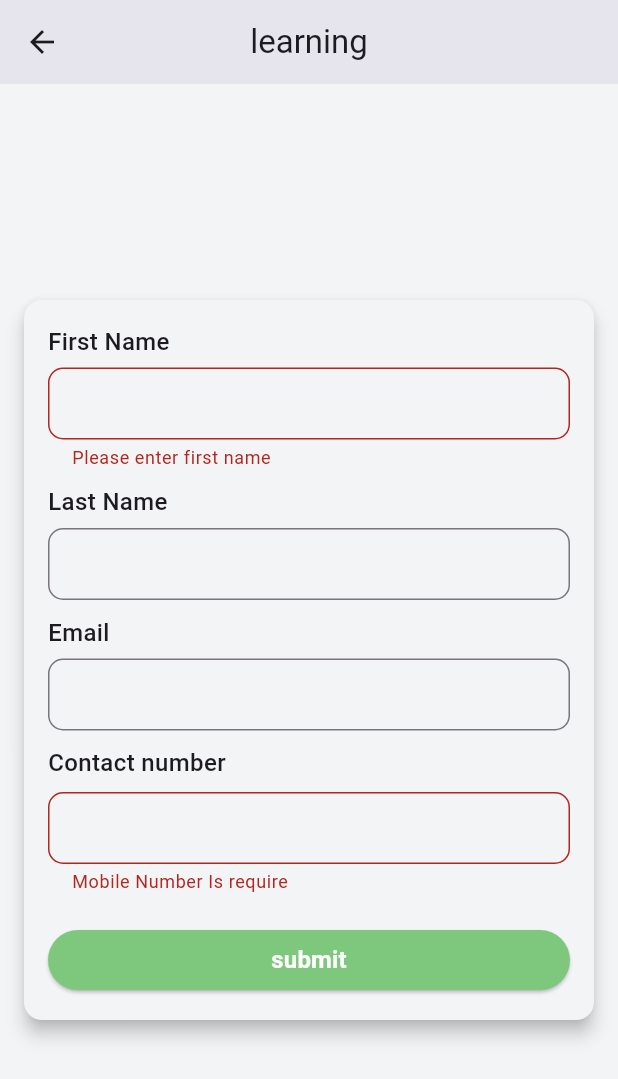
After one commit to Suraj6624/testapp, a Flutter app: the Learning screen opened directly, after a tap on "submit", on a phone screen of 412 x 824 dp. The commit adds this screen. Shown: the top 1079 px of the screen. Run offline on Flutter 3.47's test engine with Material 3 defaults, Android fonts, the phone set to English and light mode, and no system bars; our stand-ins replace dio; network calls fail.

Commit message:
13june2025

```diff
--- a/lib/docsarthi.dart
+++ b/lib/docsarthi.dart
@@ -8,6 +8,8 @@ import 'package:testapp/scheduled_appointment.dart';
 import 'package:testapp/patient_details_page.dart';
 
 import 'package:testapp/registration_page.dart';
+
+import 'package:testapp/learningpage.dart';
 
 class Docsarthi extends StatefulWidget {
   const Docsarthi({super.key});
@@ -131,8 +133,9 @@ class _DocsarthiState extends State<Docsarthi> {
                         ),
                       );
                     } else if (value == 'logout') {
-                      ScaffoldMessenger.of(context).showSnackBar(
-                        const SnackBar(content: Text('Logged out')),
+                      Navigator.push(
+                        context,
+                        MaterialPageRoute(builder: (context) => Learning()),
                       );
                     }
                   },
--- /dev/null
+++ b/lib/learningpage.dart
@@ -0,0 +1,209 @@
+import 'package:flutter/material.dart';
+
+class Learning extends StatefulWidget {
+  const Learning({super.key});
+
+  @override
+  State<Learning> createState() => _LearningState();
+}
+
+class _LearningState extends State<Learning> {
+  final _formKey = GlobalKey<FormState>();
+  final TextEditingController _mobileController = TextEditingController();
+  final TextEditingController _firstNameController = TextEditingController();
+  final TextEditingController _lastNameController = TextEditingController();
+  final TextEditingController _emailController = TextEditingController();
+  @override
+  Widget build(BuildContext context) {
+    return SafeArea(
+      // color: const Color.fromARGB(255, 23, 24, 60),
+      child: Scaffold(
+        backgroundColor: const Color.fromARGB(255, 243, 244, 245),
+        appBar: AppBar(
+          elevation: 4,
+          title: Text('learning'),
+          centerTitle: true,
+          backgroundColor: Color.fromARGB(255, 243, 244, 245),
+        ),
+
+        body: Center(
+          child: Padding(
+            padding: EdgeInsets.all(12),
+            child: SingleChildScrollView(
+              child: Column(
+                children: [
+                  Card(
+                    color: Color.fromARGB(255, 243, 244, 245),
+                    shape: RoundedRectangleBorder(
+                      borderRadius: BorderRadius.circular(12),
+                    ),
+                    elevation: 5,
+                    child: Padding(
+                      padding: EdgeInsets.all(16),
+                      child: Form(
+                        key: _formKey,
+                        child: Column(
+                          crossAxisAlignment: CrossAxisAlignment.start,
+                          children: [
+                            const Text(
+                              "First Name",
+                              style: TextStyle(
+                                fontSize: 16,
+                                fontWeight: FontWeight.w500,
+                              ),
+                            ),
+                            const SizedBox(height: 6),
+                            TextFormField(
+                              controller: _firstNameController,
+                              decoration: InputDecoration(
+                                border: OutlineInputBorder(
+                                  borderRadius: BorderRadius.circular(10),
+                                ),
+                                contentPadding: EdgeInsets.symmetric(
+                                  vertical: 10,
+                                  horizontal: 12,
+                                ),
+                              ),
+                              validator: (value) {
+                                if (value == null || value.trim().isEmpty) {
+                                  return 'Please enter first name';
+                                }
+                                return null;
+                              },
+                            ),
+                            SizedBox(height: 10),
+                            const Text(
+                              "Last Name",
+                              style: TextStyle(
+                                fontSize: 16,
+                                fontWeight: FontWeight.w500,
+                              ),
+                            ),
+                            const SizedBox(height: 6),
+                            TextFormField(
+                              controller: _lastNameController,
+                              decoration: InputDecoration(
+                                border: OutlineInputBorder(
+                                  borderRadius: BorderRadius.circular(10),
+                                ),
+                                contentPadding: EdgeInsets.symmetric(
+                                  vertical: 10,
+                                  horizontal: 12,
+                                ),
+                              ),
+                            ),
+                            SizedBox(height: 10),
+                            const Text(
+                              "Email",
+                              style: TextStyle(
+                                fontSize: 16,
+                                fontWeight: FontWeight.w500,
+                              ),
+                            ),
+                            const SizedBox(height: 6),
+                            TextFormField(
+                              controller: _emailController,
+                              keyboardType: TextInputType.emailAddress,
+                              decoration: InputDecoration(
+                                border: OutlineInputBorder(
+                                  borderRadius: BorderRadius.circular(10),
+                                ),
+                                contentPadding: EdgeInsets.symmetric(
+                                  vertical: 10,
+                                  horizontal: 12,
+                                ),
+                              ),
+                              // validator: (value) {
+                              //   if (value == null || value.trim().isEmpty) {
+                              //     return 'Please enter valid email';
+                              //   } else if (!RegExp(
+                              //     r'^[\w-\.]+@([\w-]+\.)+[\w-]{2,4}$',
+                              //   ).hasMatch(value.trim())) {
+                              //     return 'Please enter valid email';
+                              //   }
+                              //   return null;
+                              // },
+                            ),
+                            SizedBox(height: 10),
+                            const Text(
+                              "Contact number",
+                              style: TextStyle(
+                                fontSize: 16,
+                                fontWeight: FontWeight.w500,
+                              ),
+                            ),
+                            const SizedBox(height: 8),
+                            TextFormField(
+                              controller: _mobileController,
+                              keyboardType: TextInputType.phone,
+                              decoration: InputDecoration(
+                                border: OutlineInputBorder(
+                                  borderRadius: BorderRadius.circular(10),
+                                ),
+                                contentPadding: EdgeInsets.symmetric(
+                                  vertical: 10,
+                                  horizontal: 12,
+                                ),
+                              ),
+                              validator: (value) {
+                                if (value == null || value.trim().isEmpty) {
+                                  return 'Mobile Number Is require';
+                                } else if (!RegExp(
+                                  r'^[6-9]\d{9}$',
+                                ).hasMatch(value)) {
+                                  return 'please enter valid 10 digit mobile number';
+                                }
+                                return null;
+                              },
+                            ),
+                            SizedBox(height: 20),
+                            Center(
+                              child: SizedBox(
+                                width: double.infinity,
+                                child: ElevatedButton(
+                                  onPressed: () {
+                                    if (_formKey.currentState!.validate()) {
+                                      ScaffoldMessenger.of(
+                                        context,
+                                      ).showSnackBar(
+                                        SnackBar(
+                                          content: Text(
+                                            'Form Submitted successfully',
+                                          ),
+                                        ),
+                                      );
+                                    }
+                                  },
+                                  child: const Text(
+                                    "submit",
+                                    style: TextStyle(
+                                      fontSize: 16,
+                                      fontWeight: FontWeight.w600,
+                                      color: Colors.white,
+                                    ),
+                                  ),
+                                  style: ElevatedButton.styleFrom(
+                                    backgroundColor: Color.fromARGB(
+                                      255,
+                                      125,
+                                      200,
+                                      125,
+                                    ),
+                                  ),
+                                ),
+                              ),
+                            ),
+                          ],
+                        ),
+                      ),
+                    ),
+                  ),
+                ],
+              ),
+            ),
+          ),
+        ),
+      ),
+    );
+  }
+}
```
